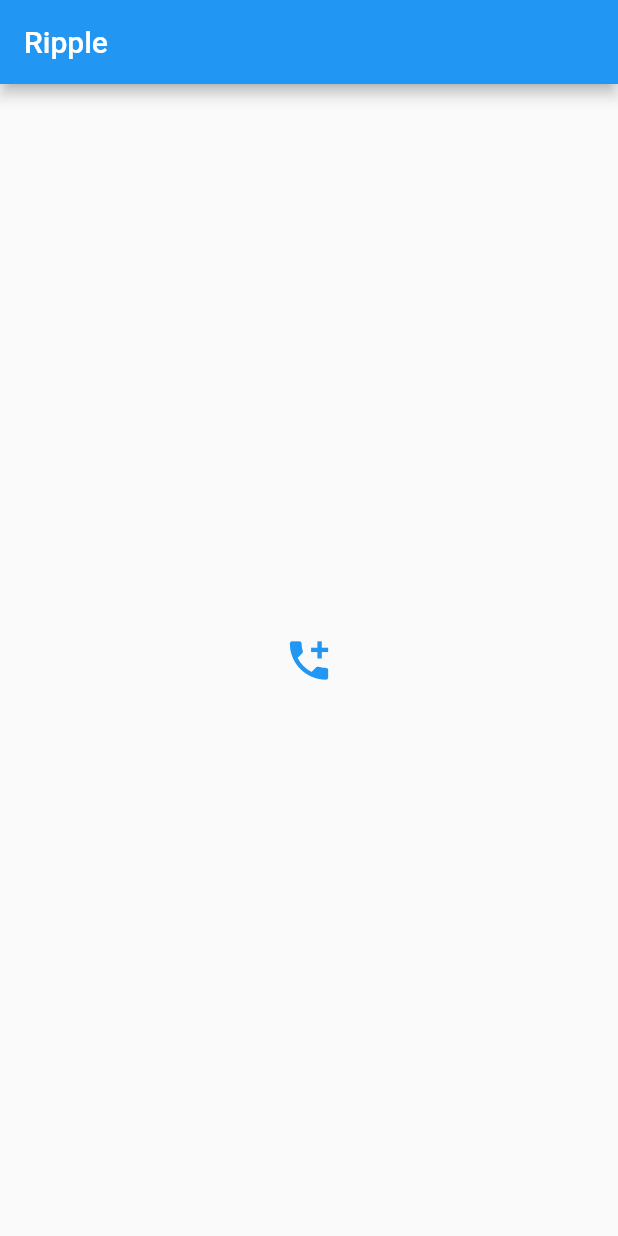
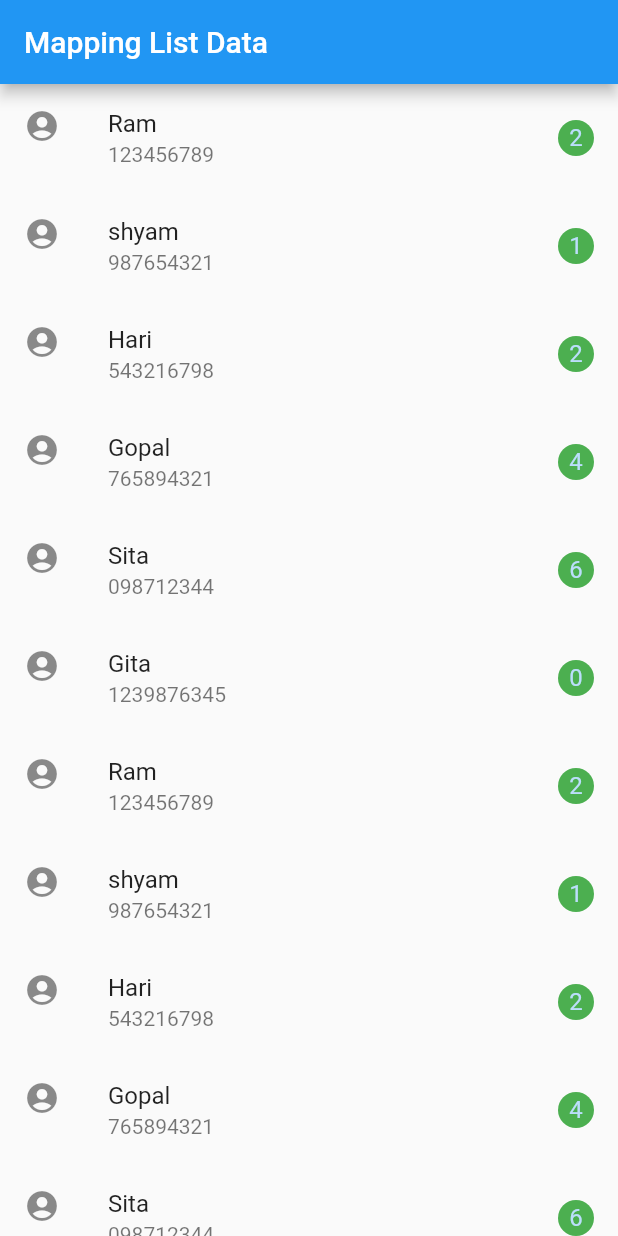
Before and after one commit to sthnischal/Flutter-Basics, a Flutter app: the screen it shows after launch, on a phone screen of 412 x 824 dp. Run offline on Flutter 3.47's test engine with Material 2 defaults, Android fonts, the phone set to English and light mode, and no system bars.

Commit message:
Mapping List data to any widget with array form of data

```diff
--- a/flutterbasics/lib/main.dart
+++ b/flutterbasics/lib/main.dart
@@ -24,80 +24,58 @@ class MyApp extends StatelessWidget {
   }
 }
 
-class MyHomePage extends StatefulWidget {
-  @override
-  State<MyHomePage> createState() => _MyHomePageState();
-}
-
-class _MyHomePageState extends State<MyHomePage>
-    with SingleTickerProviderStateMixin {
-  late Animation _animation;
-  late AnimationController
-      _animationController; //_ is used for making private variable
-
-  var listRadius = [150.0, 200.0, 250.0, 300.0, 350.0];
-
-  @override
-  void initState() {
-    // TODO: implement initState
-    super.initState();
-
-    _animationController = AnimationController(
-        vsync: this, duration: Duration(seconds: 4), lowerBound: 0.5);
-    //_animation = Tween(begin: 0.0, end: 1.0).animate(_animationController);
-
-    _animationController.addListener(() {
-      setState(() {});
-    });
-
-    _animationController
-        .forward(); //if animation after button click then add this line on onpressed action
-  }
-
+class MyHomePage extends StatelessWidget {
+  var arrData = [
+    //'Ram', 'Shyam', 'Hari', 'Gopal', 'Sita',
+    {'name': 'Ram', 'mobno': '123456789', 'unread': '2'},
+    {'name': 'shyam', 'mobno': '987654321', 'unread': '1'},
+    {'name': 'Hari', 'mobno': '543216798', 'unread': '2'},
+    {'name': 'Gopal', 'mobno': '765894321', 'unread': '4'},
+    {'name': 'Sita', 'mobno': '098712344', 'unread': '6'},
+    {'name': 'Gita', 'mobno': '1239876345', 'unread': '0'},
+    {'name': 'Ram', 'mobno': '123456789', 'unread': '2'},
+    {'name': 'shyam', 'mobno': '987654321', 'unread': '1'},
+    {'name': 'Hari', 'mobno': '543216798', 'unread': '2'},
+    {'name': 'Gopal', 'mobno': '765894321', 'unread': '4'},
+    {'name': 'Sita', 'mobno': '098712344', 'unread': '6'},
+    {'name': 'Gita', 'mobno': '1239876345', 'unread': '0'},
+  ];
   @override
   Widget build(BuildContext context) {
     return Scaffold(
         appBar: AppBar(
-          title: Text('Ripple'),
+          title: Text('Mapping List Data'),
         ),
-        body: Center(
-            child: Stack(alignment: Alignment.center, children: [
-          buildMyContainer(listRadius[0]),
-          buildMyContainer(listRadius[1]),
-          buildMyContainer(listRadius[2]),
-          buildMyContainer(listRadius[3]),
-          buildMyContainer(listRadius[4]),
-          Icon(
-            Icons.add_call,
-            color: Colors.blue,
-            size: 34,
-          )
-        ]
-                // listRadius.map((radius) => Container(
-                //           //width: radius * _animation.value,
-                //           //height: radius * _animation.value,
-                //           width: radius * _animationController.value,
-                //           height: radius * _animationController.value,
-                //           decoration: BoxDecoration(
-                //               shape: BoxShape.circle,
-                //               //color: Colors.blue.withOpacity(1.0 - _animation.value)),
-                //               color: Colors.blue
-                //                   .withOpacity(1.0 - _animationController.value)),
-                //         ))
-                //     .toList(),
-                )));
-  }
+        body: Container(
+          child: ListView(
+              children: arrData.map((value) {
+            return ListTile(
+              leading: Icon(Icons.account_circle),
+              title: Text(value['name'].toString()),
+              subtitle: Text(value['mobno'].toString()),
+              trailing: CircleAvatar(
+                  radius: 12,
+                  backgroundColor: Colors.green,
+                  child: Text(value['unread'].toString())),
+            );
 
-  Widget buildMyContainer(radius) {
-    return Container(
-      //width: radius * _animation.value,
-      //height: radius * _animation.value,
-      width: radius * _animationController.value,
-      height: radius * _animationController.value,
-      decoration: BoxDecoration(
-          shape: BoxShape.circle,
-          //color: Colors.blue.withOpacity(1.0 - _animation.value)),
-          color: Colors.blue.withOpacity(1.0 - _animationController.value)),
-    );
+            // return Padding(
+            //   padding: const EdgeInsets.all(8.0),
+            //   child: Padding(
+            //     padding: const EdgeInsets.all(8.0),
+            //     child: Container(
+            //       decoration: BoxDecoration(
+            //         borderRadius: BorderRadius.circular(21),
+            //         color: Colors.blue.shade100,
+            //       ),
+            //       child: Padding(
+            //         padding: const EdgeInsets.all(8.0),
+            //         child: Center(child: Text(value)),
+            //       ),
+            //     ),
+            //   ),
+            // );
+          }).toList()),
+        ));
   }
 }
```
